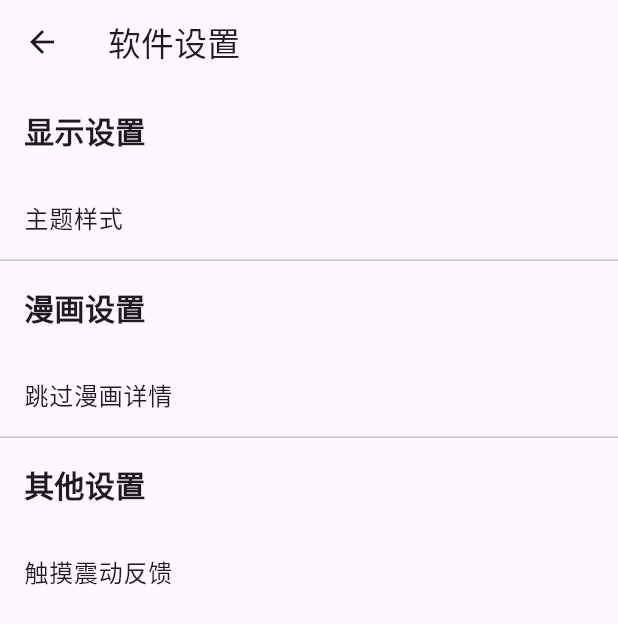
After one commit to tianyuhu110/manga_reader, a Flutter app: the Settingpage screen opened directly, after a tap on "软件设置", on a phone screen of 412 x 824 dp. The commit adds this screen. Shown: the top 624 px of the screen. Run offline on Flutter 3.47's test engine with Material 3 defaults, Android fonts, the phone set to English and light mode, and no system bars; our stand-ins replace file_picker, permission_handler, shared_preferences; accounts and stored records are empty.

Commit message:
完成了仓库名持久化，新加了软件设置界面

```diff
--- a/lib/pages/setting.dart
+++ b/lib/pages/setting.dart
@@ -1,4 +1,5 @@
 import 'package:flutter/material.dart';
+import 'package:manga_reader/pages/software_setting.dart';
 class Settingpage extends StatefulWidget {
   const Settingpage({super.key});
 
@@ -41,6 +42,13 @@ class _SettingpageState extends State<Settingpage> {
           ListTile(
             leading: Icon(Icons.settings),
             title: Text('软件设置'),
+            //点击跳转到软件设置界面
+            onTap: () {
+                Navigator.push(
+                 context,
+                 MaterialPageRoute(builder: (context) => SoftwareSettingPage()),
+               );
+            },
           ),
           ListTile(
             leading: Icon(Icons.privacy_tip),
--- /dev/null
+++ b/lib/pages/software_setting.dart
@@ -0,0 +1,62 @@
+//写一个软件设置界面（由设置里的一项跳转过来的
+import 'package:flutter/material.dart';
+
+
+class SoftwareSettingPage extends StatefulWidget {
+  const SoftwareSettingPage({super.key});
+
+  @override
+  State<SoftwareSettingPage> createState() => _SoftwareSettingPageState();
+
+
+}
+class _SoftwareSettingPageState extends State<SoftwareSettingPage>  {
+  @override
+  Widget build(BuildContext context) {
+      return Scaffold(
+        appBar: AppBar(
+          title: Text("软件设置"),
+        ),
+        body: ListView(
+          children: [
+            _buildSectionHeader("显示设置"),
+            ListTile(
+            // leading: Icon(Icons.folder_open),
+            title: Text('主题样式'),
+
+
+            ),
+
+            const Divider(height:1),
+            _buildSectionHeader("漫画设置"),
+            ListTile(
+
+              title: Text('跳过漫画详情'),
+            ),
+
+            const Divider(height:1),
+            _buildSectionHeader("其他设置"),
+            ListTile(
+
+              title: Text('触摸震动反馈'),
+              //点击跳转到软件设置界面
+
+            ),
+
+          ],
+        )
+      );
+    }
+
+Widget _buildSectionHeader(String title) {
+    return Padding(
+      padding: const EdgeInsets.all(16.0),
+      child: Text(
+        title,
+        style: TextStyle(fontSize: 20, fontWeight: FontWeight.bold),
+      ),
+    );
+  }
+
+
+}
--- a/lib/tools/route_util.dart
+++ b/lib/tools/route_util.dart
@@ -6,10 +6,14 @@ class RouteUtil {
   RouteUtil._();
 
   // static String appRoute = "/data/user/0/com.example.manga_reader/app_flutter";
+  //现在使用AppPreferences.repositoryName获取仓库名，不用route_util.repositoryName了
   static String appRoute="";
-  static String? repositoryRoute;
-  static String? repositoryName ;
-  static void init() async{
+
+  // static void init() async{
+  //   Directory directory = await getApplicationDocumentsDirectory();
+  //   appRoute = directory.path;
+  // }
+    static Future<void> init() async {
     Directory directory = await getApplicationDocumentsDirectory();
     appRoute = directory.path;
   }
--- a/pubspec.yaml
+++ b/pubspec.yaml
@@ -36,7 +36,9 @@ dependencies:
   cupertino_icons: ^1.0.8
   file_picker: ^10.2.0
   permission_handler: ^11.3.1
-
+  shared_preferences: ^2.5.3
+  path_provider: ^2.0.15
+  flutter_lints: ^5.0.0
 dev_dependencies:
   flutter_test:
     sdk: flutter
```
Also changed, not shown: lib/main.dart (+6 -4 lines), lib/servers/repository.dart (+10 -10 lines), lib/tools/AppPreferences.dart (added, +20 -0 lines), pubspec.lock, 1 other file.
